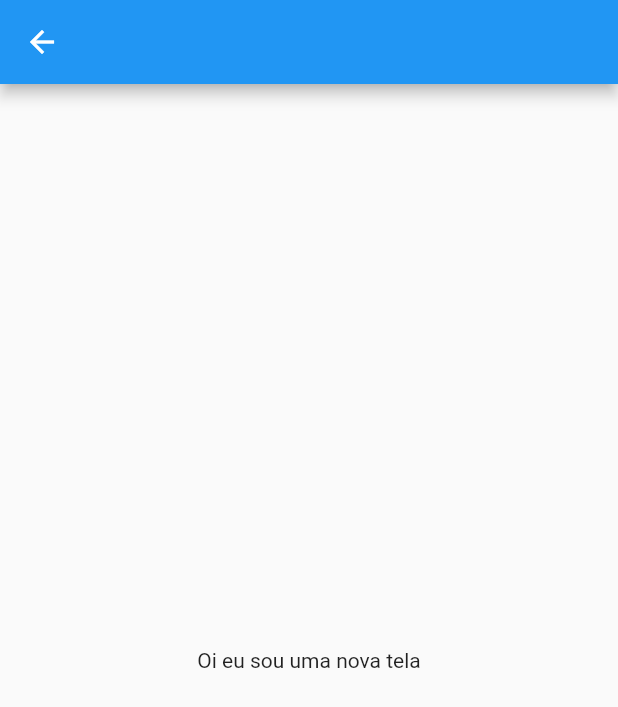
After one commit to vaansuit/training-app, a Flutter app: the screen it shows after launch, after a tap on the "keyboard arrow right" icon, on a phone screen of 412 x 824 dp. The commit adds this screen. Shown: the top 707 px of the screen. Run offline on Flutter 3.47's test engine with Material 2 defaults, Android fonts, the phone set to English and light mode, and no system bars.

Commit message:
[update]

```diff
--- a/lib/main.dart
+++ b/lib/main.dart
@@ -1,6 +1,7 @@
 // ignore_for_file: prefer_const_constructors, duplicate_ignore
 
 import 'package:flutter/material.dart';
+import 'package:aula/next..dart';
 
 void main() {
   runApp(
@@ -21,6 +22,19 @@ class HomePage extends StatelessWidget {
     return Scaffold(
       appBar: AppBar(
         title: const Text('Aplicativo de treino'),
+        actions: [
+          IconButton(
+            onPressed: () {
+              Navigator.of(context).push(MaterialPageRoute(builder: (context) {
+                return const NextPage();
+              }));
+            },
+            icon: const Icon(
+              Icons.keyboard_arrow_right,
+              size: 40,
+            ),
+          ),
+        ],
         backgroundColor: Colors.black,
         shadowColor: Colors.red,
       ),
--- /dev/null
+++ b/lib/next..dart
@@ -0,0 +1,17 @@
+import 'package:flutter/material.dart';
+
+class NextPage extends StatelessWidget {
+  const NextPage({Key? key}) : super(key: key);
+
+  @override
+  Widget build(BuildContext context) {
+    return Scaffold(
+      appBar: AppBar(),
+      body: Center(
+        child: Text(
+          'Oi eu sou uma nova tela',
+        ),
+      ),
+    );
+  }
+}
```
